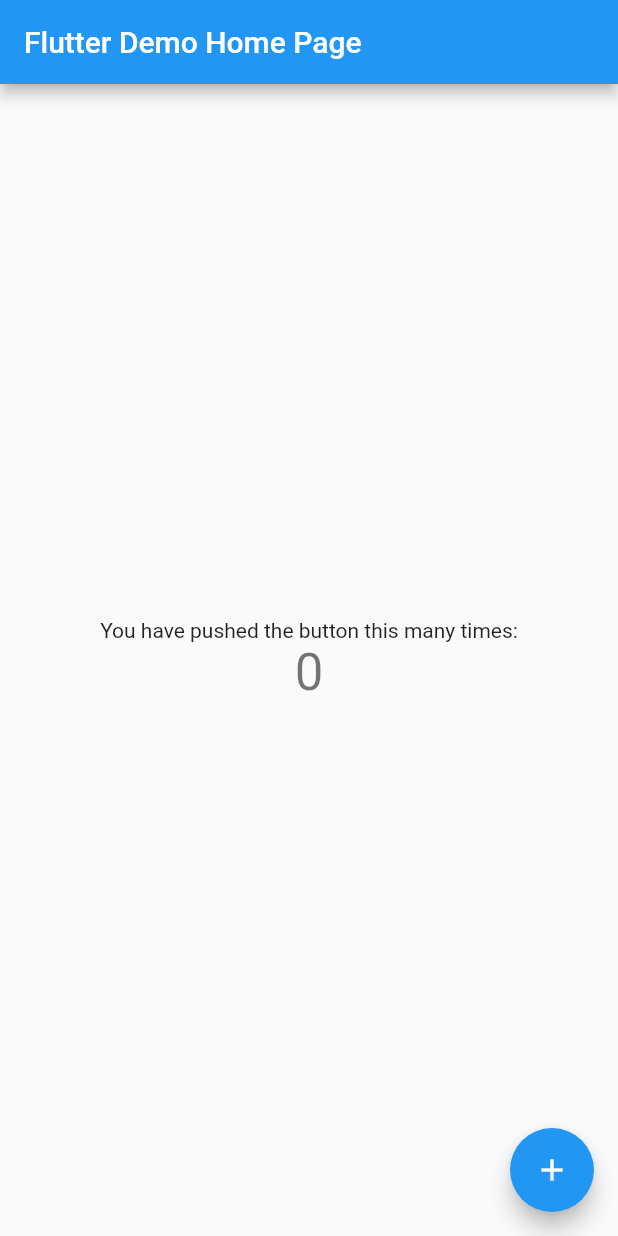
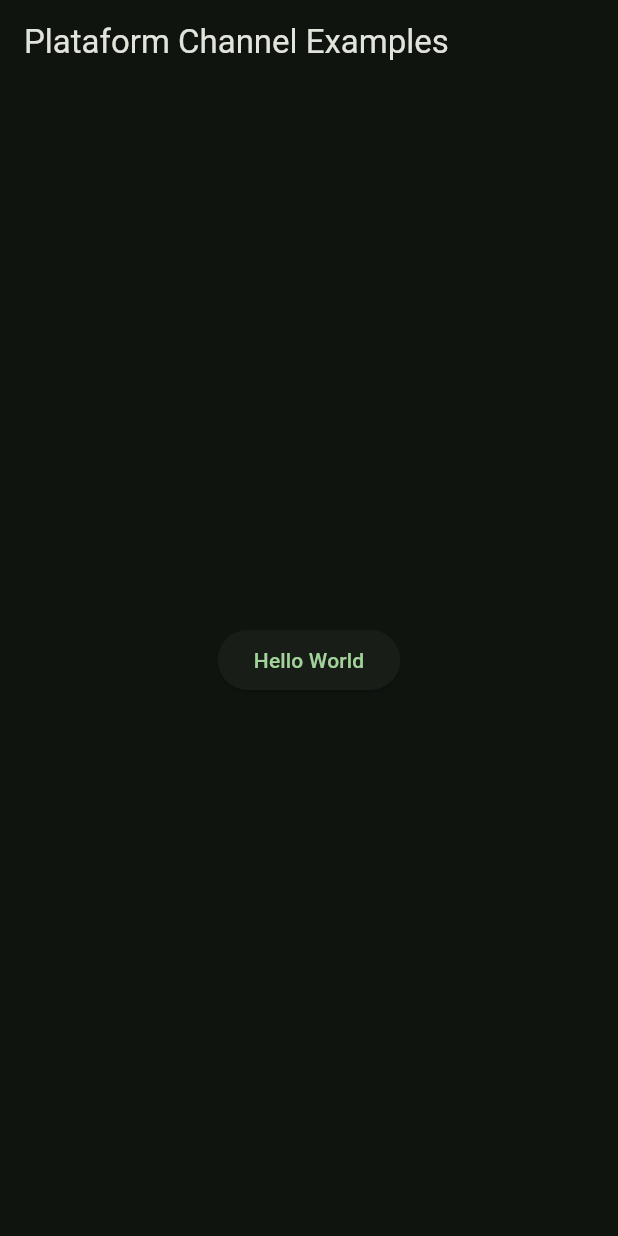
Before and after one commit to aquinoartur/plataform_channel, a Flutter app: the screen it shows after launch, on a phone screen of 412 x 824 dp. Run offline on Flutter 3.47's test engine with Material 2 defaults, Android fonts, the phone set to English and light mode, and no system bars.

Commit message:
hello world example

```diff
--- /dev/null
+++ b/lib/examples/hello_world_channel.dart
@@ -0,0 +1,14 @@
+import 'package:flutter/services.dart';
+
+class HelloWorldChannel {
+  final channel =
+      const MethodChannel("plataform_channel/hello_world");
+
+  Future<String> getHelloWorld() async {
+    try {
+      return await channel.invokeMethod("getHelloWorld");
+    } on PlatformException {
+      return "Failed to get Hello World";
+    }
+  }
+}
--- /dev/null
+++ b/lib/examples_page.dart
@@ -0,0 +1,46 @@
+import 'package:flutter/material.dart';
+import 'package:plataform_channel/examples/hello_word_example.dart';
+
+class ExamplesPage extends StatelessWidget {
+  const ExamplesPage({super.key});
+
+  @override
+  Widget build(BuildContext context) {
+    return Scaffold(
+      appBar: AppBar(
+        title: const Text('Plataform Channel Examples'),
+      ),
+      body: Center(
+        child: Column(
+          mainAxisAlignment: MainAxisAlignment.center,
+          crossAxisAlignment: CrossAxisAlignment.center,
+          children: [
+            ElevatedButton(
+              onPressed: () {
+                navigateTo(
+                  context,
+                  const HelloWorldExample(),
+                );
+              },
+              child: const Text('Hello World'),
+            ),
+          ],
+        ),
+      ),
+    );
+  }
+
+  void navigateTo(
+    BuildContext context,
+    Widget page,
+  ) {
+    Navigator.push(
+      context,
+      MaterialPageRoute(
+        builder: (context) {
+          return page;
+        },
+      ),
+    );
+  }
+}
--- a/lib/main.dart
+++ b/lib/main.dart
@@ -1,4 +1,6 @@
 import 'package:flutter/material.dart';
+
+import 'examples_page.dart';
 
 void main() {
   runApp(const MyApp());
@@ -13,103 +15,11 @@ class MyApp extends StatelessWidget {
     return MaterialApp(
       title: 'Flutter Demo',
       theme: ThemeData(
-        // This is the theme of your application.
-        //
-        // Try running your application with "flutter run". You'll see the
-        // application has a blue toolbar. Then, without quitting the app, try
-        // changing the primarySwatch below to Colors.green and then invoke
-        // "hot reload" (press "r" in the console where you ran "flutter run",
-        // or simply save your changes to "hot reload" in a Flutter IDE).
-        // Notice that the counter didn't reset back to zero; the application
-        // is not restarted.
-        primarySwatch: Colors.blue,
+        useMaterial3: true,
+        colorSchemeSeed: Colors.green,
+        brightness: Brightness.dark,
       ),
-      home: const MyHomePage(title: 'Flutter Demo Home Page'),
+      home: const ExamplesPage(),
     );
   }
 }
-
-class MyHomePage extends StatefulWidget {
-  const MyHomePage({super.key, required this.title});
-
-  // This widget is the home page of your application. It is stateful, meaning
-  // that it has a State object (defined below) that contains fields that affect
-  // how it looks.
-
-  // This class is the configuration for the state. It holds the values (in this
-  // case the title) provided by the parent (in this case the App widget) and
-  // used by the build method of the State. Fields in a Widget subclass are
-  // always marked "final".
-
-  final String title;
-
-  @override
-  State<MyHomePage> createState() => _MyHomePageState();
-}
-
-class _MyHomePageState extends State<MyHomePage> {
-  int _counter = 0;
-
-  void _incrementCounter() {
-    setState(() {
-      // This call to setState tells the Flutter framework that something has
-      // changed in this State, which causes it to rerun the build method below
-      // so that the display can reflect the updated values. If we changed
-      // _counter without calling setState(), then the build method would not be
-      // called again, and so nothing would appear to happen.
-      _counter++;
-    });
-  }
-
-  @override
-  Widget build(BuildContext context) {
-    // This method is rerun every time setState is called, for instance as done
-    // by the _incrementCounter method above.
-    //
-    // The Flutter framework has been optimized to make rerunning build methods
-    // fast, so that you can just rebuild anything that needs updating rather
-    // than having to individually change instances of widgets.
-    return Scaffold(
-      appBar: AppBar(
-        // Here we take the value from the MyHomePage object that was created by
-        // the App.build method, and use it to set our appbar title.
-        title: Text(widget.title),
-      ),
-      body: Center(
-        // Center is a layout widget. It takes a single child and positions it
-        // in the middle of the parent.
-        child: Column(
-          // Column is also a layout widget. It takes a list of children and
-          // arranges them vertically. By default, it sizes itself to fit its
-          // children horizontally, and tries to be as tall as its parent.
-          //
-          // Invoke "debug painting" (press "p" in the console, choose the
-          // "Toggle Debug Paint" action from the Flutter Inspector in Android
-          // Studio, or the "Toggle Debug Paint" command in Visual Studio Code)
-          // to see the wireframe for each widget.
-          //
-          // Column has various properties to control how it sizes itself and
-          // how it positions its children. Here we use mainAxisAlignment to
-          // center the children vertically; the main axis here is the vertical
-          // axis because Columns are vertical (the cross axis would be
-          // horizontal).
-          mainAxisAlignment: MainAxisAlignment.center,
-          children: <Widget>[
-            const Text(
-              'You have pushed the button this many times:',
-            ),
-            Text(
-              '$_counter',
-              style: Theme.of(context).textTheme.headline4,
-            ),
-          ],
-        ),
-      ),
-      floatingActionButton: FloatingActionButton(
-        onPressed: _incrementCounter,
-        tooltip: 'Increment',
-        child: const Icon(Icons.add),
-      ), // This trailing comma makes auto-formatting nicer for build methods.
-    );
-  }
-}
```
Also changed, not shown: lib/examples/hello_word_example.dart (added, +36 -0 lines), 2 other files.
